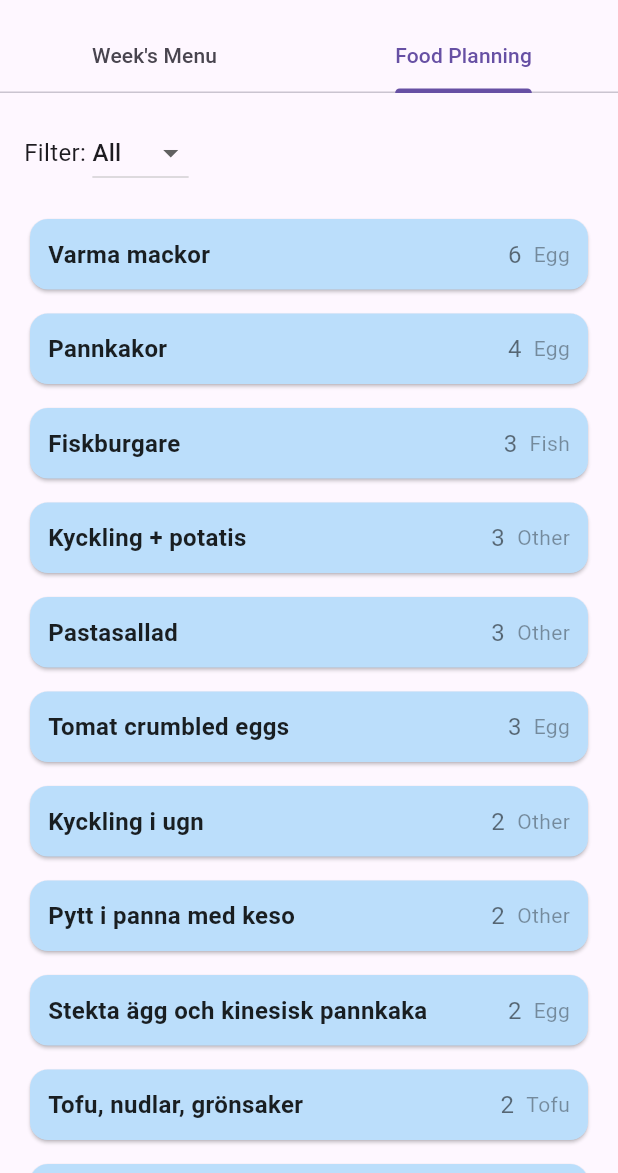
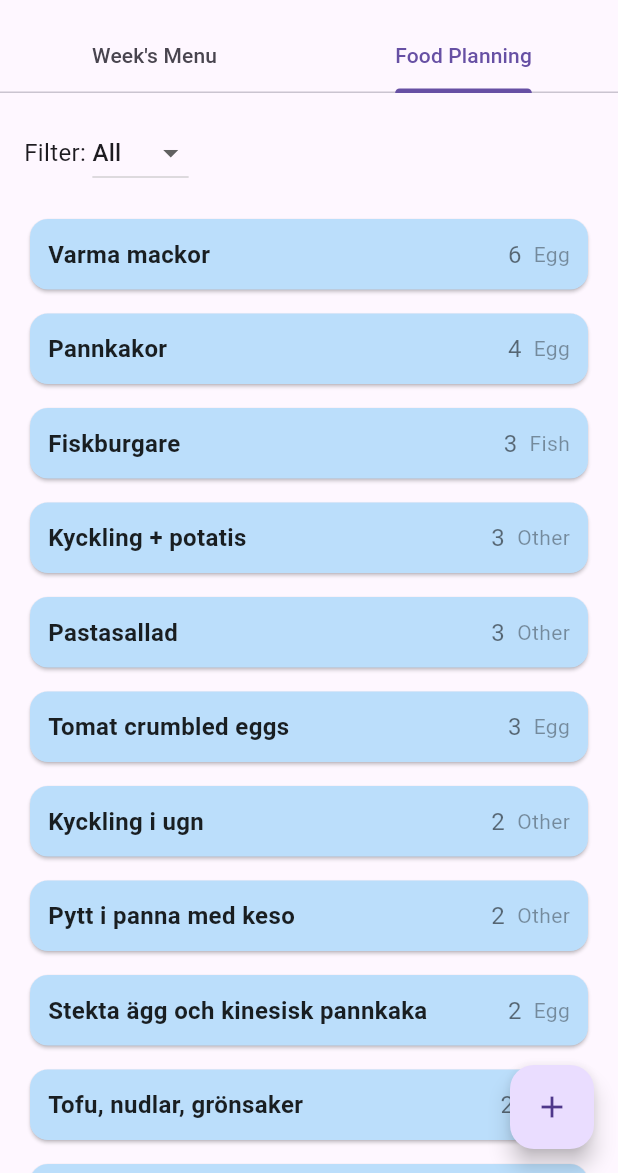
Before and after one commit to Jakob37/Family-eating, a Flutter app: the screen it shows after launch, tab 2 chosen, on a phone screen of 412 x 824 dp, the part 63-1236 px from its top. Run offline on Flutter 3.47's test engine with Material 3 defaults, Android fonts, the phone set to English and light mode, and no system bars; our stand-ins replace shared_preferences.

Commit message:
Add toast

```diff
--- a/lib/main.dart
+++ b/lib/main.dart
@@ -1,5 +1,6 @@
 import 'package:flutter/material.dart';
 import 'dish_storage.dart';
+import 'package:flutter/services.dart';
 
 class AppConstants {
   static const double dishFontSize = 16.0;
@@ -119,7 +120,8 @@ class _MainAppState extends State<MainApp> {
     return MaterialApp(
       home: DefaultTabController(
         length: 2,
-        child: Scaffold(
+        child: Builder(
+          builder: (context) => Scaffold(
             appBar: AppBar(
               title: const Text('Family Eating'),
               centerTitle: true,
@@ -153,8 +155,8 @@ class _MainAppState extends State<MainApp> {
                                       value: null,
                                       child: Text('All'),
                                     ),
-                                  ...DishCategory.values.map(
-                                      (cat) => DropdownMenuItem<DishCategory?>(
+                                    ...DishCategory.values.map((cat) =>
+                                        DropdownMenuItem<DishCategory?>(
                                           value: cat,
                                           child: Text(categoryToString(cat)),
                                         )),
@@ -178,6 +180,30 @@ class _MainAppState extends State<MainApp> {
                         ),
                       ),
                     ],
+                  ),
+            floatingActionButton: Builder(
+              builder: (context) {
+                final tabController = DefaultTabController.of(context);
+                return AnimatedBuilder(
+                  animation: tabController,
+                  builder: (context, child) {
+                    // Show FAB only on the Food Planning tab (index 1)
+                    return tabController.index == 1
+                        ? FloatingActionButton(
+                            onPressed: () {
+                              ScaffoldMessenger.of(context).showSnackBar(
+                                const SnackBar(
+                                    content: Text(
+                                        'Add new dish (not implemented yet)')),
+                              );
+                            },
+                            child: const Icon(Icons.add),
+                          )
+                        : const SizedBox.shrink();
+                  },
+                );
+              },
+            ),
           ),
         ),
       ),
```
Lines whose indentation alone changed are shown as unchanged.
